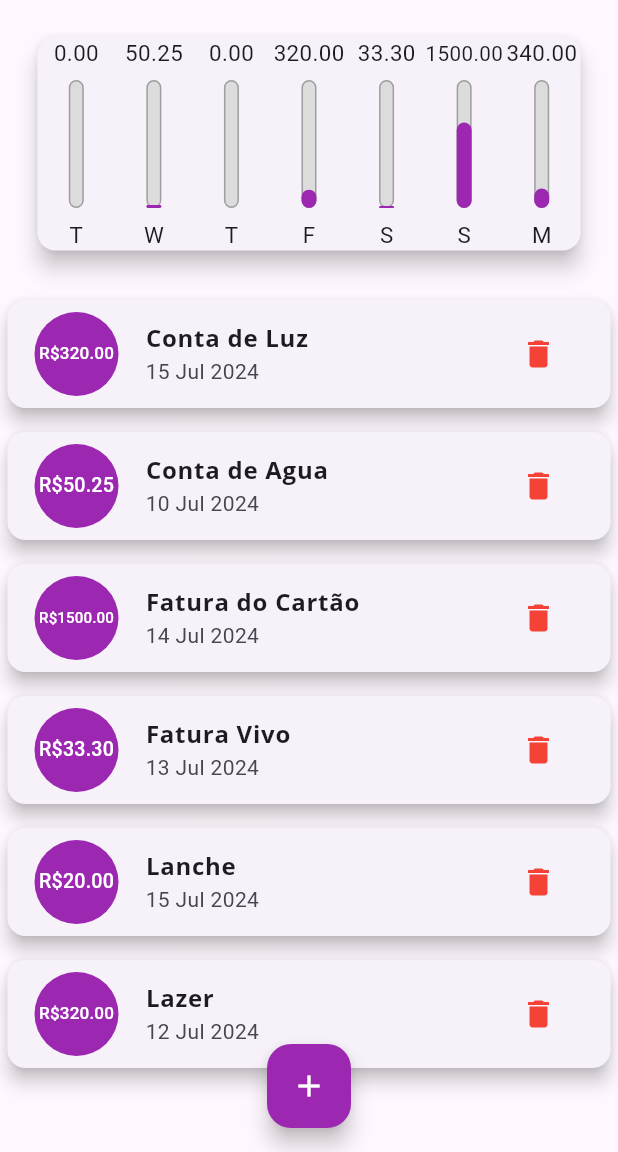
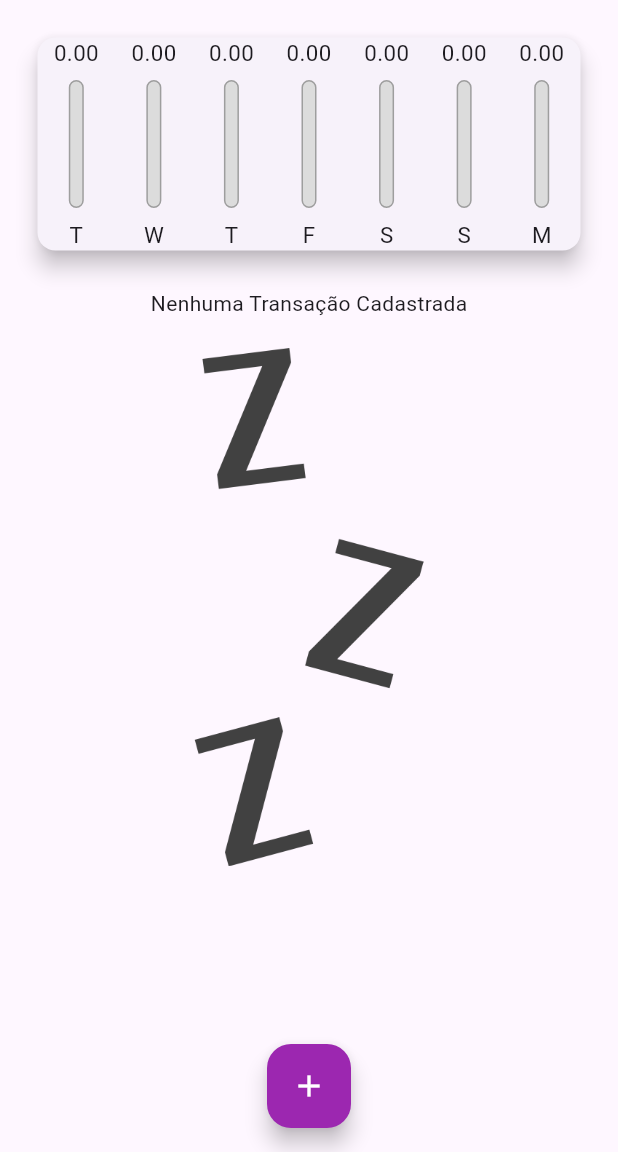
Before and after one commit to juniin1233/Expenses, a Flutter app: the screen it shows after launch, on a phone screen of 412 x 824 dp, the part 84-1236 px from its top. Run offline on Flutter 3.47's test engine with Material 3 defaults, Android fonts, the phone set to English and light mode, and no system bars.

Commit message:
Algumas alterações
Algumas alterações

```diff
--- a/expenses/lib/homepage.dart
+++ b/expenses/lib/homepage.dart
@@ -14,44 +14,8 @@ class MyHomePage extends StatefulWidget {
 }
 
 class _MyHomePageState extends State<MyHomePage> {
-  final _transactions = <Transactions>[
-    Transactions(
-      id: '1',
-      title: 'Conta de Luz',
-      value: 320.00,
-      date: DateTime.now(),
-    ),
-    Transactions(
-      id: '2',
-      title: 'Conta de Agua',
-      value: 50.25,
-      date: DateTime.now().subtract(Duration(days: 5)),
-    ),
-    Transactions(
-      id: '3',
-      title: 'Fatura do Cartão',
-      value: 1500.00,
-      date: DateTime.now().subtract(Duration(days: 1)),
-    ),
-    Transactions(
-      id: '4',
-      title: 'Fatura Vivo',
-      value: 33.30,
-      date: DateTime.now().subtract(Duration(days: 2)),
-    ),
-    Transactions(
-      id: '5',
-      title: 'Lanche',
-      value: 20.00,
-      date: DateTime.now(),
-    ),
-    Transactions(
-      id: '6',
-      title: 'Lazer',
-      value: 320.00,
-      date: DateTime.now().subtract(Duration(days: 3)),
-    ),
-  ];
+  final _transactions = <Transactions>[];
+  bool _showChart = false;
 
   // Função para pegar as transações mais recentes
   List<Transactions> get _recentTransaction {
@@ -96,7 +60,7 @@ class _MyHomePageState extends State<MyHomePage> {
 
   @override
   Widget build(BuildContext context) {
-
+    bool isLandscape = MediaQuery.of(context).orientation == Orientation.landscape;
     final appBar = AppBar(
       backgroundColor: Colors.purple,
       actions: [
@@ -104,11 +68,30 @@ class _MyHomePageState extends State<MyHomePage> {
           onPressed: () => _openTransactionFormModal(context),
           icon: const Icon(Icons.add),
         ),
+        if (isLandscape)
+              Row(
+                mainAxisAlignment: MainAxisAlignment.center,
+                children: [
+                  const Text(
+                    'Mostrar Gráfico',
+                  ),
+                  Switch(
+                    value: _showChart,
+                    onChanged: (value) {
+                      setState(() {
+                        _showChart = value;
+                      });
+                    },
+                  ),
+                ],
+              ),
       ],
       title: const Text("Despesas Pessoais"),
     );
 
-    final availableHeight = MediaQuery.of(context).size.height - MediaQuery.of(context).padding.top - appBar.preferredSize.height;
+    final availableHeight = MediaQuery.of(context).size.height -
+        MediaQuery.of(context).padding.top -
+        appBar.preferredSize.height;
 
     return Scaffold(
       appBar: appBar,
@@ -116,12 +99,15 @@ class _MyHomePageState extends State<MyHomePage> {
         child: Column(
           crossAxisAlignment: CrossAxisAlignment.stretch,
           children: [
+
+            if (_showChart || !isLandscape)
               SizedBox(
-              height: availableHeight * 0.25,
+                height: availableHeight * (isLandscape? 0.73 : 0.25),
                 child: Chart(
                   recentTransaction: _recentTransaction,
                 ),
               ),
+            if (!_showChart || !isLandscape)
               SizedBox(
                 height: availableHeight * 0.75,
                 child: TransactionList(
--- a/expenses/lib/widgets/transaction_list.dart
+++ b/expenses/lib/widgets/transaction_list.dart
@@ -11,7 +11,9 @@ class TransactionList extends StatelessWidget {
   @override
   Widget build(BuildContext context) {
     return transactions.isEmpty
-        ? Column(
+        ? LayoutBuilder(
+          builder: (context, constraints){
+          return  Column(
               children: [
                 const Text(
                   "Nenhuma Transação Cadastrada",
@@ -20,13 +22,15 @@ class TransactionList extends StatelessWidget {
                   height: 20,
                 ),
                 SizedBox(
-                height: 200,
+                  height: constraints.maxHeight * 0.6,
                   child: Image.asset(
                     'asset/img/waiting.png',
                     fit: BoxFit.cover,
                   ),
                 )
               ],
+            );
+          }
         )
         : ListView.builder(
             itemCount: transactions.length,
```
Lines whose indentation alone changed are shown as unchanged.
